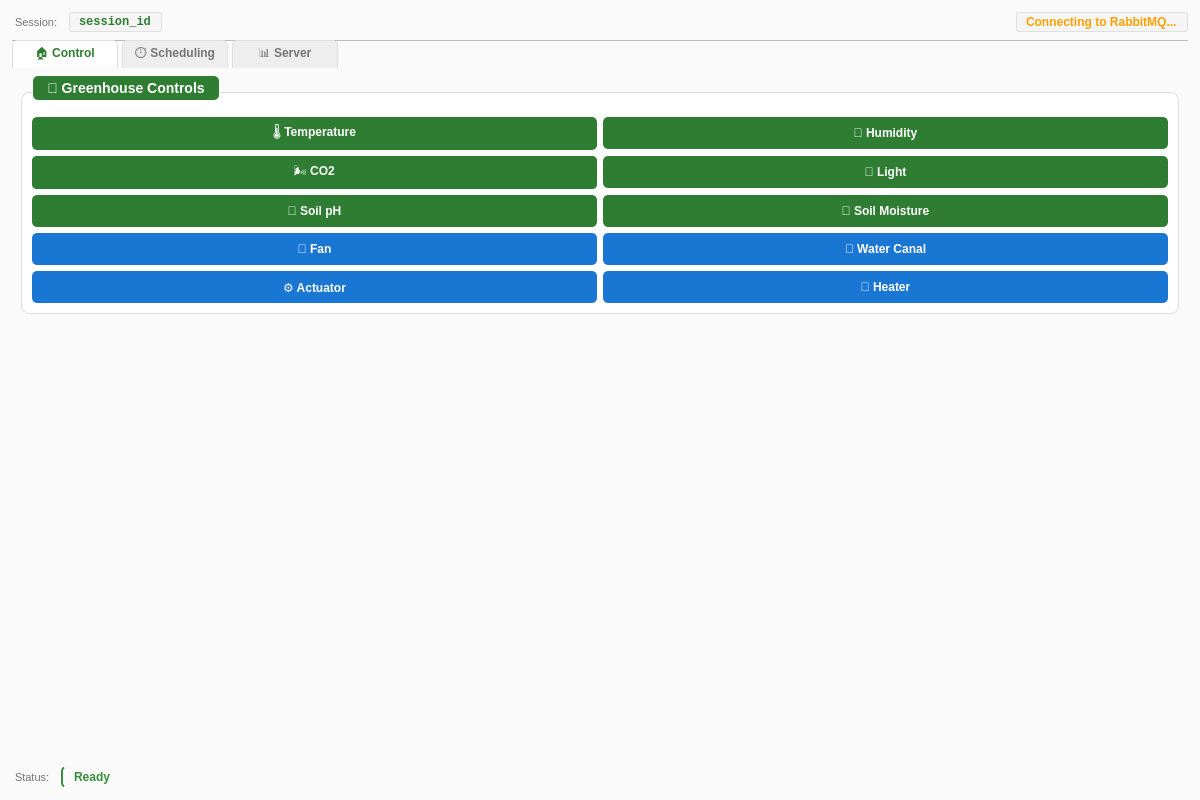
The window that frontend/front.ui (TigranYavroyan/GreenHouse_Application) describes before a commit, drawn with Qt 5.
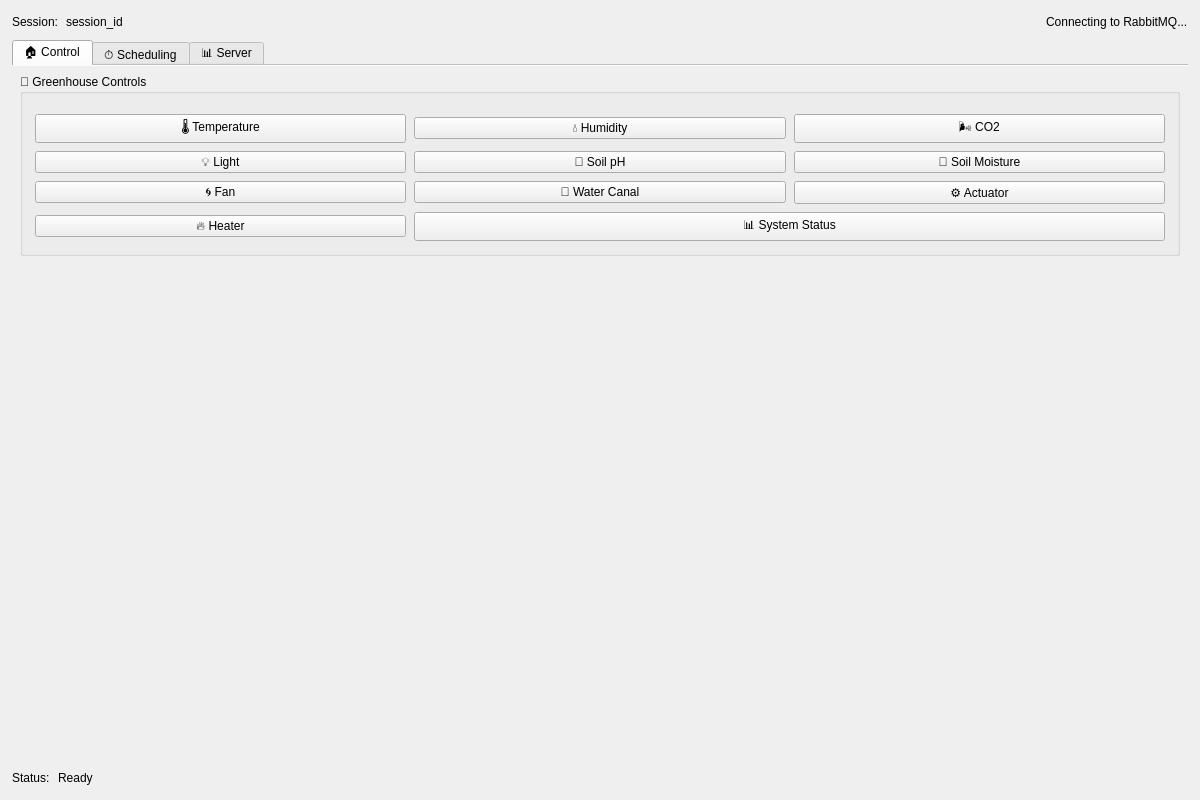
The same window after the commit.

Commit message: style: the theme changed to the modern ui

Patch:
```diff
--- a/frontend/front.ui
+++ b/frontend/front.ui
@@ -15,10 +15,267 @@
   </property>
   <property name="styleSheet">
    <string notr="true">QMainWindow {
-    background-color: #FAFAFA;
-    color: #212121;
+    background-color: #0B1020;
+    color: #E7E9EE;
     font-family: Segoe UI, Roboto, Arial, sans-serif;
     font-size: 12px;
+}
+
+QWidget#centralwidget {
+    background-color: #0B1020;
+    color: #E7E9EE;
+}
+
+QWidget#userTab,
+QWidget#schedulingTab,
+QWidget#serverTab,
+QWidget#user_output_container,
+QWidget#schedule_output_container,
+QWidget#server_info_container,
+QWidget#simpleDataTable {
+    background-color: transparent;
+}
+
+QLabel {
+    color: #E7E9EE;
+}
+
+QLabel#sessionTitleLabel,
+QLabel#statusTitleLabel,
+QLabel#scheduleHintLabel {
+    color: #A3ADC2;
+    font-size: 11px;
+}
+
+QLabel#session_label,
+QLabel#connection_status,
+QLabel#authUserLabel,
+QLabel#status_label {
+    color: #E7E9EE;
+    background-color: rgba(255,255,255,0.08);
+    border: 1px solid rgba(255,255,255,0.14);
+    border-radius: 8px;
+    padding: 4px 8px;
+}
+
+QLabel#controlTableHintLabel,
+QLabel#scheduleTableHintLabel,
+QLabel#serverTableHintLabel {
+    color: #A3ADC2;
+    font-size: 11px;
+    margin-top: 4px;
+}
+
+QGroupBox {
+    background-color: rgba(255,255,255,0.06);
+    border: 1px solid rgba(255,255,255,0.10);
+    border-radius: 12px;
+    margin-top: 16px;
+    padding-top: 8px;
+    color: #E7E9EE;
+    font-size: 14px;
+    font-weight: 600;
+}
+
+QGroupBox#infoGroup {
+    background-color: transparent;
+    border: none;
+    margin-top: 0px;
+    padding-top: 0px;
+}
+
+QGroupBox::title {
+    subcontrol-origin: margin;
+    left: 12px;
+    padding: 4px 12px;
+    background-color: rgba(255,255,255,0.10);
+    color: #E7E9EE;
+    border-radius: 6px;
+}
+
+QTabWidget::pane {
+    border: 1px solid rgba(255,255,255,0.10);
+    border-radius: 12px;
+    background-color: rgba(255,255,255,0.06);
+    margin-top: -1px;
+}
+
+QTabWidget::tab-bar {
+    alignment: center;
+}
+
+QTabBar::tab {
+    background-color: rgba(255,255,255,0.05);
+    border: 1px solid rgba(255,255,255,0.12);
+    border-bottom: none;
+    border-top-left-radius: 8px;
+    border-top-right-radius: 8px;
+    padding: 7px 14px;
+    margin-right: 4px;
+    color: #A3ADC2;
+    min-width: 90px;
+}
+
+QTabBar::tab:selected {
+    background-color: rgba(255,255,255,0.12);
+    color: #E7E9EE;
+    border-color: rgba(255,255,255,0.20);
+}
+
+QTabBar::tab:hover:!selected {
+    background-color: rgba(255,255,255,0.10);
+    color: #E7E9EE;
+}
+
+QPushButton {
+    background-color: rgba(255,255,255,0.08);
+    color: #E7E9EE;
+    border: 1px solid rgba(255,255,255,0.14);
+    border-radius: 10px;
+    padding: 7px 12px;
+    font-weight: 500;
+    min-height: 22px;
+}
+
+QPushButton:hover {
+    background-color: rgba(255,255,255,0.12);
+}
+
+QPushButton:pressed {
+    background-color: rgba(255,255,255,0.18);
+}
+
+QPushButton:disabled {
+    background-color: rgba(255,255,255,0.04);
+    color: #6B7DA3;
+    border-color: rgba(255,255,255,0.08);
+}
+
+QPushButton#clearCacheButton {
+    background-color: #FF6B6B;
+    color: #0B1020;
+    border: none;
+}
+
+QPushButton#clearCacheButton:hover {
+    background-color: #FF8585;
+}
+
+QPushButton#clearCacheButton:pressed {
+    background-color: #E25555;
+}
+
+QPushButton#clearTableButton {
+    background-color: #FF6B6B;
+    color: #0B1020;
+    border: none;
+}
+
+QPushButton#clearTableButton:hover {
+    background-color: #FF8585;
+}
+
+QPushButton#clearTableButton:pressed {
+    background-color: #E25555;
+}
+
+QPushButton#testCommandButton,
+QPushButton#refreshButton,
+QPushButton#logoutButton {
+    background-color: rgba(255,255,255,0.05);
+    border: 1px solid #6ECBFF;
+    color: #9BD3FF;
+}
+
+QPushButton#testCommandButton:hover,
+QPushButton#refreshButton:hover,
+QPushButton#logoutButton:hover {
+    background-color: rgba(110,203,255,0.15);
+    color: #E7E9EE;
+}
+
+QLineEdit, QComboBox, QSpinBox {
+    background-color: #131A2E;
+    color: #E7E9EE;
+    border: 1px solid rgba(255,255,255,0.12);
+    border-radius: 10px;
+    padding: 6px 10px;
+}
+
+QLineEdit:focus, QComboBox:focus, QSpinBox:focus {
+    border: 1px solid rgba(110,203,255,0.8);
+}
+
+QTableWidget {
+    background-color: #131A2E;
+    alternate-background-color: #1A2238;
+    border: 1px solid rgba(255,255,255,0.12);
+    border-radius: 10px;
+    gridline-color: rgba(255,255,255,0.08);
+    color: #E7E9EE;
+    selection-background-color: rgba(110,203,255,0.35);
+    selection-color: #E7E9EE;
+}
+
+QTableWidget::item {
+    border-bottom: 1px solid rgba(255,255,255,0.06);
+    padding: 6px;
+}
+
+QTableWidget::item:hover {
+    background-color: rgba(255,255,255,0.08);
+}
+
+QHeaderView::section {
+    background-color: rgba(255,255,255,0.10);
+    color: #E7E9EE;
+    padding: 8px 10px;
+    border: none;
+    border-right: 1px solid rgba(255,255,255,0.10);
+    font-weight: 600;
+}
+
+QScrollArea {
+    background-color: transparent;
+    border: none;
+}
+
+QScrollArea > QWidget > QWidget {
+    background-color: transparent;
+}
+
+QScrollBar:vertical {
+    background-color: #1A2238;
+    width: 11px;
+    margin: 2px;
+    border-radius: 5px;
+}
+
+QScrollBar::handle:vertical {
+    background-color: #344266;
+    border-radius: 5px;
+    min-height: 28px;
+}
+
+QScrollBar::handle:vertical:hover {
+    background-color: #4B5C84;
+}
+
+QScrollBar:horizontal {
+    background-color: #1A2238;
+    height: 11px;
+    margin: 2px;
+    border-radius: 5px;
+}
+
+QScrollBar::handle:horizontal {
+    background-color: #344266;
+    border-radius: 5px;
+    min-width: 28px;
+}
+
+QScrollBar::handle:horizontal:hover {
+    background-color: #4B5C84;
 }</string>
   </property>
   <widget class="QWidget" name="centralwidget">
@@ -42,13 +299,6 @@
      <layout class="QHBoxLayout" name="sessionLayout">
       <item>
        <widget class="QLabel" name="sessionTitleLabel">
-        <property name="styleSheet">
-         <string notr="true">QLabel {
-    font-size: 11px;
-    color: #757575;
-    padding: 2px 0;
-}</string>
-        </property>
         <property name="text">
          <string>Session:</string>
         </property>
@@ -59,17 +309,6 @@
         <property name="toolTip">
          <string>Full Session ID</string>
         </property>
-        <property name="styleSheet">
-         <string notr="true">QLabel {
-    font-family: Consolas, Monaco, Courier New, monospace;
-    color: #2E7D32;
-    background-color: #F5F5F5;
-    padding: 2px 6px;
-    border-radius: 3px;
-    font-weight: 500;
-    border: 1px solid #E0E0E0;
-}</string>
-        </property>
         <property name="text">
          <string>session_id</string>
         </property>
@@ -90,16 +329,6 @@
       </item>
       <item>
        <widget class="QLabel" name="connection_status">
-        <property name="styleSheet">
-         <string notr="true">QLabel {
-    color: #FFA000;
-    font-weight: 500;
-    background-color: #F5F5F5;
-    padding: 2px 6px;
-    border-radius: 3px;
-    border: 1px solid #E0E0E0;
-}</string>
-        </property>
         <property name="text">
          <string>Connecting to RabbitMQ...</string>
         </property>
@@ -109,39 +338,6 @@
     </item>
     <item>
      <widget class="QTabWidget" name="tabWidget">
-      <property name="styleSheet">
-       <string notr="true">QTabWidget::pane {
-    border: 1px solid #E0E0E0;
-    border-radius: 8px;
-    background-color: #FFFFFF;
-    margin-top: -1px;
-}
-QTabWidget::tab-bar {
-    alignment: center;
-}
-QTabBar::tab {
-    background-color: #EEEEEE;
-    border: 1px solid #E0E0E0;
-    border-bottom: none;
-    border-top-left-radius: 5px;
-    border-top-right-radius: 5px;
-    padding: 6px 12px;
-    margin-right: 4px;
-    font-weight: 500;
-    color: #757575;
-    min-width: 80px;
-}
-QTabBar::tab:selected {
-    background-color: #FFFFFF;
-    color: #2E7D32;
-    border-color: #E0E0E0;
-    border-bottom: 1px solid #FFFFFF;
-}
-QTabBar::tab:hover:!selected {
-    background-color: #F5F5F5;
-    color: #212121;
-}</string>
-      </property>
       <property name="currentIndex">
        <number>0</number>
       </property>
@@ -176,75 +372,27 @@
             <verstretch>0</verstretch>
            </sizepolicy>
           </property>
-          <property name="styleSheet">
-           <string notr="true">QGroupBox {
-    background-color: #FFFFFF;
-    border: 1px solid #E0E0E0;
-    border-radius: 8px;
-    margin-top: 16px;
-    padding-top: 8px;
-    font-weight: 500;
-    color: #212121;
-    font-size: 14px;
-}
-QGroupBox::title {
-    subcontrol-origin: margin;
-    left: 12px;
-    padding: 4px 12px;
-    background-color: #2E7D32;
-    color: #FFFFFF;
-    border-radius: 5px;
-}</string>
-          </property>
           <property name="title">
            <string>🌱 Greenhouse Controls</string>
           </property>
           <layout class="QGridLayout" name="controlGridLayout">
            <property name="leftMargin">
-            <number>10</number>
+            <number>12</number>
            </property>
            <property name="topMargin">
-            <number>16</number>
+            <number>20</number>
            </property>
            <property name="rightMargin">
-            <number>10</number>
+            <number>12</number>
            </property>
            <property name="bottomMargin">
-            <number>10</number>
+            <number>12</number>
            </property>
            <property name="spacing">
-            <number>6</number>
+            <number>8</number>
            </property>
            <item row="0" column="0">
             <widget class="QPushButton" name="tempButton">
-             <property name="minimumSize">
-              <size>
-               <width>0</width>
-               <height>32</height>
-              </size>
-             </property>
-             <property name="styleSheet">
-              <string notr="true">QPushButton {
-    background-color: #2E7D32;
-    color: #FFFFFF;
-    border: none;
-    border-radius: 5px;
-    padding: 6px 12px;
-    font-weight: 500;
-    font-size: 12px;
-    min-height: 20px;
-}
-QPushButton:hover {
-    background-color: #4CAF50;
-}
-QPushButton:pressed {
-    background-color: #1B5E20;
-}
-QPushButton:disabled {
-    background-color: #BDBDBD;
-    color: #757575;
-}</string>
-             </property>
              <property name="text">
               <string>🌡️ Temperature</string>
              </property>
@@ -252,354 +400,74 @@
            </item>
            <item row="0" column="1">
             <widget class="QPushButton" name="humidityButton">
-             <property name="minimumSize">
-              <size>
-               <width>0</width>
-               <height>32</height>
-              </size>
-             </property>
-             <property name="styleSheet">
-              <string notr="true">QPushButton {
-    background-color: #2E7D32;
-    color: #FFFFFF;
-    border: none;
-    border-radius: 5px;
-    padding: 6px 12px;
-    font-weight: 500;
-    font-size: 12px;
-    min-height: 20px;
-}
-QPushButton:hover {
-    background-color: #4CAF50;
-}
-QPushButton:pressed {
-    background-color: #1B5E20;
-}
-QPushButton:disabled {
-    background-color: #BDBDBD;
-    color: #757575;
-}</string>
-             </property>
              <property name="text">
               <string>💧 Humidity</string>
              </property>
             </widget>
            </item>
-           <item row="1" column="0">
-            <widget class="QPushButton" name="statusButton">
-             <property name="minimumSize">
-              <size>
-               <width>0</width>
-               <height>32</height>
-              </size>
-             </property>
-             <property name="styleSheet">
-              <string notr="true">QPushButton {
-    background-color: #2E7D32;
-    color: #FFFFFF;
-    border: none;
-    border-radius: 5px;
-    padding: 6px 12px;
-    font-weight: 500;
-    font-size: 12px;
-    min-height: 20px;
-}
-QPushButton:hover {
-    background-color: #4CAF50;
-}
-QPushButton:pressed {
-    background-color: #1B5E20;
-}
-QPushButton:disabled {
-    background-color: #BDBDBD;
-    color: #757575;
-}</string>
-             </property>
-             <property name="text">
-              <string>📊 System Status</string>
-             </property>
-            </widget>
-           </item>
-           <item row="1" column="1">
-            <widget class="QPushButton" name="lightButton">
-             <property name="minimumSize">
-              <size>
-               <width>0</width>
-               <height>32</height>
-              </size>
-             </property>
-             <property name="styleSheet">
-              <string notr="true">QPushButton {
-    background-color: #2E7D32;
-    color: #FFFFFF;
-    border: none;
-    border-radius: 5px;
-    padding: 6px 12px;
-    font-weight: 500;
-    font-size: 12px;
-    min-height: 20px;
-}
-QPushButton:hover {
-    background-color: #4CAF50;
-}
-QPushButton:pressed {
-    background-color: #1B5E20;
-}
-QPushButton:disabled {
-    background-color: #BDBDBD;
-    color: #757575;
-}</string>
-             </property>
-             <property name="text">
-              <string>💡 Light</string>
-             </property>
-            </widget>
-           </item>
-          <item row="1" column="0">
+           <item row="0" column="2">
             <widget class="QPushButton" name="co2Button">
-             <property name="minimumSize">
-              <size>
-               <width>0</width>
-               <height>32</height>
-              </size>
-             </property>
-             <property name="styleSheet">
-              <string notr="true">QPushButton {
-    background-color: #2E7D32;
-    color: #FFFFFF;
-    border: none;
-    border-radius: 5px;
-    padding: 6px 12px;
-    font-weight: 500;
-    font-size: 12px;
-    min-height: 20px;
-}
-QPushButton:hover {
-    background-color: #4CAF50;
-}
-QPushButton:pressed {
-    background-color: #1B5E20;
-}
-QPushButton:disabled {
-    background-color: #BDBDBD;
-    color: #757575;
-}</string>
-             </property>
              <property name="text">
               <string>🌬️ CO2</string>
              </property>
             </widget>
            </item>
-           <item row="2" column="1">
-            <widget class="QPushButton" name="soilMoistureButton">
-             <property name="minimumSize">
-              <size>
-               <width>0</width>
-               <height>32</height>
-              </size>
-             </property>
-             <property name="styleSheet">
-              <string notr="true">QPushButton {
-    background-color: #2E7D32;
-    color: #FFFFFF;
-    border: none;
-    border-radius: 5px;
-    padding: 6px 12px;
-    font-weight: 500;
-    font-size: 12px;
-    min-height: 20px;
-}
-QPushButton:hover {
-    background-color: #4CAF50;
-}
-QPushButton:pressed {
-    background-color: #1B5E20;
-}
-QPushButton:disabled {
-    background-color: #BDBDBD;
-    color: #757575;
-}</string>
-             </property>
+           <item row="1" column="0">
+            <widget class="QPushButton" name="lightButton">
              <property name="text">
-              <string>🌱 Soil Moisture</string>
+              <string>💡 Light</string>
              </property>
             </widget>
            </item>
-          <item row="2" column="0">
+           <item row="1" column="1">
             <widget class="QPushButton" name="soilPHButton">
-             <property name="minimumSize">
-              <size>
-               <width>0</width>
-               <height>32</height>
-              </size>
-             </property>
-             <property name="styleSheet">
-              <string notr="true">QPushButton {
-    background-color: #2E7D32;
-    color: #FFFFFF;
-    border: none;
-    border-radius: 5px;
-    padding: 6px 12px;
-    font-weight: 500;
-    font-size: 12px;
-    min-height: 20px;
-}
-QPushButton:hover {
-    background-color: #4CAF50;
-}
-QPushButton:pressed {
-    background-color: #1B5E20;
-}
-QPushButton:disabled {
-    background-color: #BDBDBD;
-    color: #757575;
-}</string>
-             </property>
              <property name="text">
               <string>🧪 Soil pH</string>
              </property>
             </widget>
            </item>
-           <item row="3" column="1">
-            <widget class="QPushButton" name="waterCanalButton">
-             <property name="minimumSize">
-              <size>
-               <width>0</width>
-               <height>32</height>
-              </size>
-             </property>
-             <property name="styleSheet">
-              <string notr="true">QPushButton {
-    background-color: #1976D2;
-    color: #FFFFFF;
-    border: none;
-    border-radius: 5px;
-    padding: 6px 12px;
-    font-weight: 500;
-    font-size: 12px;
-    min-height: 20px;
-}
-QPushButton:hover {
-    background-color: #2196F3;
-}
-QPushButton:pressed {
-    background-color: #0D47A1;
-}
-QPushButton:disabled {
-    background-color: #BDBDBD;
-    color: #757575;
-}</string>
-             </property>
+           <item row="1" column="2">
+            <widget class="QPushButton" name="soilMoistureButton">
              <property name="text">
-              <string>🚰 Water Canal</string>
+              <string>🌱 Soil Moisture</string>
              </property>
             </widget>
            </item>
-          <item row="3" column="0">
+           <item row="2" column="0">
             <widget class="QPushButton" name="fanButton">
-             <property name="minimumSize">
-              <size>
-               <width>0</width>
-               <height>32</height>
-              </size>
-             </property>
-             <property name="styleSheet">
-              <string notr="true">QPushButton {
-    background-color: #1976D2;
-    color: #FFFFFF;
-    border: none;
-    border-radius: 5px;
-    padding: 6px 12px;
-    font-weight: 500;
-    font-size: 12px;
-    min-height: 20px;
-}
-QPushButton:hover {
-    background-color: #2196F3;
-}
-QPushButton:pressed {
-    background-color: #0D47A1;
-}
-QPushButton:disabled {
-    background-color: #BDBDBD;
-    color: #757575;
-}</string>
-             </property>
              <property name="text">
               <string>🌀 Fan</string>
              </property>
             </widget>
            </item>
-           <item row="4" column="1">
-            <widget class="QPushButton" name="heaterButton">
-             <property name="minimumSize">
-              <size>
-               <width>0</width>
-               <height>32</height>
-              </size>
-             </property>
-             <property name="styleSheet">
-              <string notr="true">QPushButton {
-    background-color: #1976D2;
-    color: #FFFFFF;
-    border: none;
-    border-radius: 5px;
-    padding: 6px 12px;
-    font-weight: 500;
-    font-size: 12px;
-    min-height: 20px;
-}
-QPushButton:hover {
-    background-color: #2196F3;
-}
-QPushButton:pressed {
-    background-color: #0D47A1;
-}
-QPushButton:disabled {
-    background-color: #BDBDBD;
-    color: #757575;
-}</string>
-             </property>
+           <item row="2" column="1">
+            <widget class="QPushButton" name="waterCanalButton">
              <property name="text">
-              <string>🔥 Heater</string>
+              <string>🚰 Water Canal</string>
              </property>
             </widget>
            </item>
-          <item row="4" column="0">
+           <item row="2" column="2">
             <widget class="QPushButton" name="actuatorButton">
-             <property name="minimumSize">
-              <size>
-               <width>0</width>
-               <height>32</height>
-              </size>
-             </property>
-             <property name="styleSheet">
-              <string notr="true">QPushButton {
-    background-color: #1976D2;
-    color: #FFFFFF;
-    border: none;
-    border-radius: 5px;
-    padding: 6px 12px;
-    font-weight: 500;
-    font-size: 12px;
-    min-height: 20px;
-}
-QPushButton:hover {
-    background-color: #2196F3;
-}
-QPushButton:pressed {
-    background-color: #0D47A1;
-}
-QPushButton:disabled {
-    background-color: #BDBDBD;
-    color: #757575;
-}</string>
-             </property>
              <property name="text">
               <string>⚙️ Actuator</string>
              </property>
             </widget>
            </item>
+           <item row="3" column="0">
+            <widget class="QPushButton" name="heaterButton">
+             <property name="text">
+              <string>🔥 Heater</string>
+             </property>
+            </widget>
+           </item>
+           <item row="3" column="1" colspan="2">
+            <widget class="QPushButton" name="statusButton">
+             <property name="text">
+              <string>📊 System Status</string>
+             </property>
+            </widget>
+           </item>
           </layout>
          </widget>
         </item>
@@ -607,8 +475,8 @@
          <widget class="QWidget" name="user_output_container">
           <property name="minimumSize">
            <size>
-            <width>0</width>
-            <height>0</height>
+            <width>400</width>
+            <height>320</height>
            </size>
           </property>
           <property name="sizePolicy">
@@ -1342,13 +1210,6 @@
      <layout class="QHBoxLayout" name="statusLayout">
       <item>
        <widget class="QLabel" name="statusTitleLabel">
-        <property name="styleSheet">
-         <string notr="true">QLabel {
-    font-size: 11px;
-    color: #757575;
-    padding: 2px 0;
-}</string>
-        </property>
         <property name="text">
          <string>Status:</string>
         </property>
@@ -1356,16 +1217,6 @@
       </item>
       <item>
        <widget class="QLabel" name="status_label">
-        <property name="styleSheet">
-         <string notr="true">QLabel {
-    color: #388E3C;
-    font-weight: 500;
-    background-color: #FAFAFA;
-    padding: 4px 8px;
-    border-radius: 5px;
-    border-left: 2px solid #388E3C;
-}</string>
-        </property>
         <property name="text">
          <string>Ready</string>
         </property>
```
Left out of the diff: 286 changed lines with no effect on the pictures. The commit also changes 4 other files.
